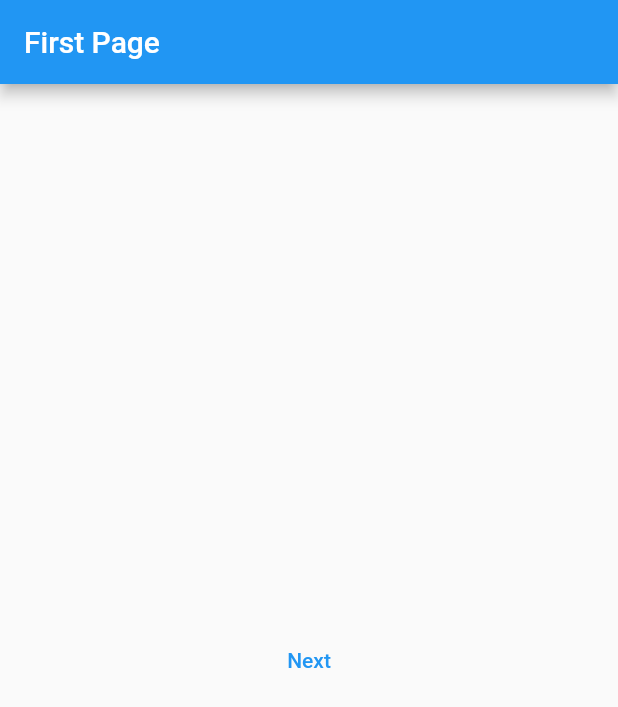
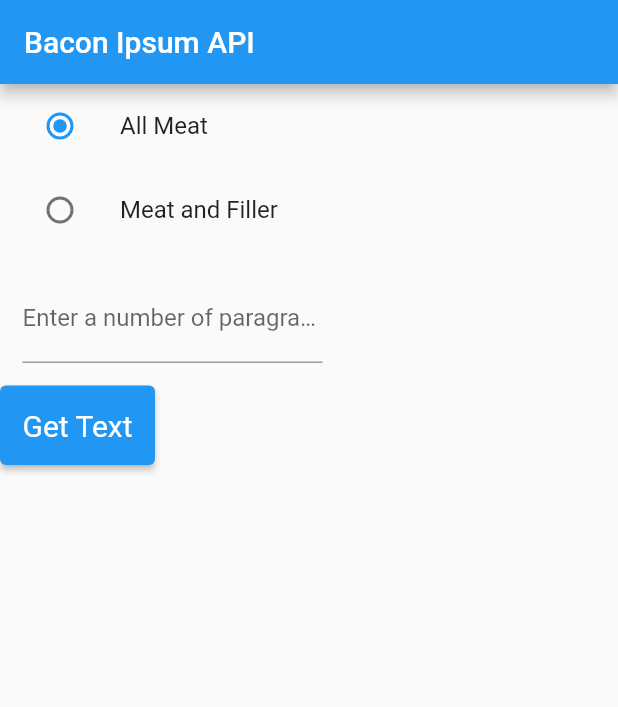
Before and after one commit to llogvinov/flutter, a Flutter app: the screen it shows after launch, on a phone screen of 412 x 824 dp. Shown: the top 707 px of the screen. Run offline on Flutter 3.47's test engine with Material 2 defaults, Android fonts, the phone set to English and light mode, and no system bars.

Commit message:
configured http request and finished lab

```diff
--- a/logvinov_lab_2/lib/app.dart
+++ b/logvinov_lab_2/lib/app.dart
@@ -4,15 +4,14 @@
 class MyApp extends StatelessWidget {
   const MyApp({Key? key}) : super(key: key);
 
-  // This widget is the root of your application.
   @override
   Widget build(BuildContext context) {
     return MaterialApp(
-      title: '2 Pages Project',
+      title: 'Flutter Demo',
       theme: ThemeData(
-        primarySwatch: Colors.blue,
+        primarySwatch: Colors.red,
       ),
-      home: const FirstPage(title: 'First Page'),
+      home: const HomePage(),
     );
   }
 }
--- a/logvinov_lab_2/lib/first_page.dart
+++ b/logvinov_lab_2/lib/first_page.dart
@@ -1,28 +1,118 @@
 import 'package:flutter/material.dart';
+import 'package:flutter/services.dart';
 import 'second_page.dart';
 
-class FirstPage extends StatelessWidget {
-  const FirstPage({Key? key, required this.title}) : super(key: key);
-  final String title;
+class HomePage extends StatelessWidget {
+  const HomePage({Key? key}) : super(key: key);
+
+  static const String _title = 'Bacon Ipsum API';
 
   @override
   Widget build(BuildContext context) {
-    return Scaffold(
-      appBar: AppBar(
-        title: Text(title),
-      ),
-      body: Center(
-        child: TextButton(
-          onPressed: () async {
-            var message = await Navigator.push(context,
-                MaterialPageRoute(builder: (context) {
-              return const SecondPage(title: "Second Page");
-            }));
-            print(message);
-          },
-          child: const Text('Next'),
+    return MaterialApp(
+      title: _title,
+      home: Scaffold(
+        appBar: AppBar(title: const Text(_title)),
+        body: const Center(
+          child: MyStatefulWidget(),
         ),
       ),
     );
   }
 }
+
+enum MeatType { allMeat, meatAndFiller }
+
+class MyStatefulWidget extends StatefulWidget {
+  const MyStatefulWidget({Key? key}) : super(key: key);
+
+  @override
+  State<MyStatefulWidget> createState() => _MyStatefulWidgetState();
+}
+
+class _MyStatefulWidgetState extends State<MyStatefulWidget> {
+  final _controller = TextEditingController();
+
+  MeatType? _type = MeatType.allMeat;
+  int? _sentences = 1;
+
+  @override
+  void initState() {
+    super.initState();
+    _controller.text = "";
+  }
+
+  @override
+  Widget build(BuildContext context) {
+    return Column(
+      mainAxisAlignment: MainAxisAlignment.start,
+      crossAxisAlignment: CrossAxisAlignment.start,
+      children: <Widget>[
+        ListTile(
+          title: const Text('All Meat'),
+          leading: Radio<MeatType>(
+            value: MeatType.allMeat,
+            groupValue: _type,
+            onChanged: (MeatType? value) {
+              setState(() {
+                _type = value;
+              });
+            },
+          ),
+        ),
+        ListTile(
+          title: const Text('Meat and Filler'),
+          leading: Radio<MeatType>(
+            value: MeatType.meatAndFiller,
+            groupValue: _type,
+            onChanged: (MeatType? value) {
+              setState(() {
+                _type = value;
+              });
+            },
+          ),
+        ),
+        Padding(
+            padding: const EdgeInsets.all(15.0),
+            child: SizedBox(
+              width: 200.0,
+              child: TextField(
+                controller: _controller,
+                decoration: const InputDecoration(
+                    labelText: "Enter a number of paragraphs"),
+                keyboardType: TextInputType.number,
+                inputFormatters: <TextInputFormatter>[
+                  FilteringTextInputFormatter.digitsOnly
+                ],
+              ),
+            )),
+        ElevatedButton(
+            style: ElevatedButton.styleFrom(
+                padding: const EdgeInsets.all(15.0),
+                textStyle: const TextStyle(fontSize: 20)),
+            child: const Text("Get Text"),
+            onPressed: () {
+              _sentences = int.parse(_controller.text);
+
+              String finalType = "all-meat";
+              switch (_type) {
+                case (MeatType.allMeat):
+                  finalType = "all-meat";
+                  break;
+                case (MeatType.meatAndFiller):
+                  finalType = "meat-and-filler";
+                  break;
+                case (null):
+                  break;
+              }
+
+              Navigator.of(context).push(MaterialPageRoute(
+                  builder: (context) =>
+                      TextPage(type: finalType, sentences: _sentences)));
+
+              _controller.clear();
+            }),
+      ],
+    );
+  }
+}
--- a/logvinov_lab_2/lib/main.dart
+++ b/logvinov_lab_2/lib/main.dart
@@ -1,5 +1,5 @@
 import 'package:flutter/material.dart';
-import 'app.dart';
+import 'package:gorbatovski_lab_2/app.dart';
 
 void main() {
   runApp(const MyApp());
--- a/logvinov_lab_2/lib/second_page.dart
+++ b/logvinov_lab_2/lib/second_page.dart
@@ -1,21 +1,85 @@
+import 'dart:async';
+import 'dart:convert';
+
 import 'package:flutter/material.dart';
+import 'package:http/http.dart' as http;
 
-class SecondPage extends StatelessWidget {
-  const SecondPage({Key? key, required this.title}) : super(key: key);
-  final String title;
+Future<Bacon> fetchBacon(String url) async {
+  print(url);
+  final response = await http.get(Uri.parse(url));
+
+  if (response.statusCode == 200) {
+    // If the server did return a 200 OK response,
+    // then parse the JSON.
+    return Bacon.fromJson(jsonDecode(response.body));
+  } else {
+    // If the server did not return a 200 OK response,
+    // then throw an exception.
+    throw Exception('Failed to load Bacon');
+  }
+}
+
+class Bacon {
+  final String text;
+
+  const Bacon({required this.text});
+
+  factory Bacon.fromJson(List<dynamic> json) {
+    return Bacon(text: json.join(" "));
+  }
+}
+
+class TextPage extends StatefulWidget {
+  final String? type;
+  final int? sentences;
+
+  const TextPage({Key? key, required this.type, required this.sentences})
+      : super(key: key);
+
+  @override
+  _MyAppState createState() => _MyAppState();
+}
+
+class _MyAppState extends State<TextPage> {
+  late Future<Bacon> futureBacon;
+
+  @override
+  void initState() {
+    super.initState();
+    futureBacon = fetchBacon('https://baconipsum.com/api/?type=' +
+        widget.type.toString() +
+        '&sentences=' +
+        widget.sentences.toString());
+  }
 
   @override
   Widget build(BuildContext context) {
-    return Scaffold(
-      appBar: AppBar(
-        title: Text(title),
+    return MaterialApp(
+      title: 'Fetch Data Bacon',
+      theme: ThemeData(
+        primarySwatch: Colors.blue,
       ),
-      body: Center(
-        child: TextButton(
-          onPressed: () {
-            Navigator.pop(context, "Returned from SecondPage");
-          },
-          child: const Text('Go back'),
+      home: Scaffold(
+        appBar: AppBar(
+          title: const Text('Fetch Data Example'),
+        ),
+        body: Padding(
+          padding: const EdgeInsets.all(20.0),
+          child: Center(
+            child: FutureBuilder<Bacon>(
+              future: futureBacon,
+              builder: (context, snapshot) {
+                if (snapshot.hasData) {
+                  return Text(snapshot.data!.text);
+                } else if (snapshot.hasError) {
+                  return Text('${snapshot.error}');
+                }
+
+                // By default, show a loading spinner.
+                return const CircularProgressIndicator();
+              },
+            ),
+          ),
         ),
       ),
     );
```
Also changed, not shown: logvinov_lab_2/pubspec.yaml (+7 -69 lines), logvinov_lab_2/pubspec.lock, 1 other file.
